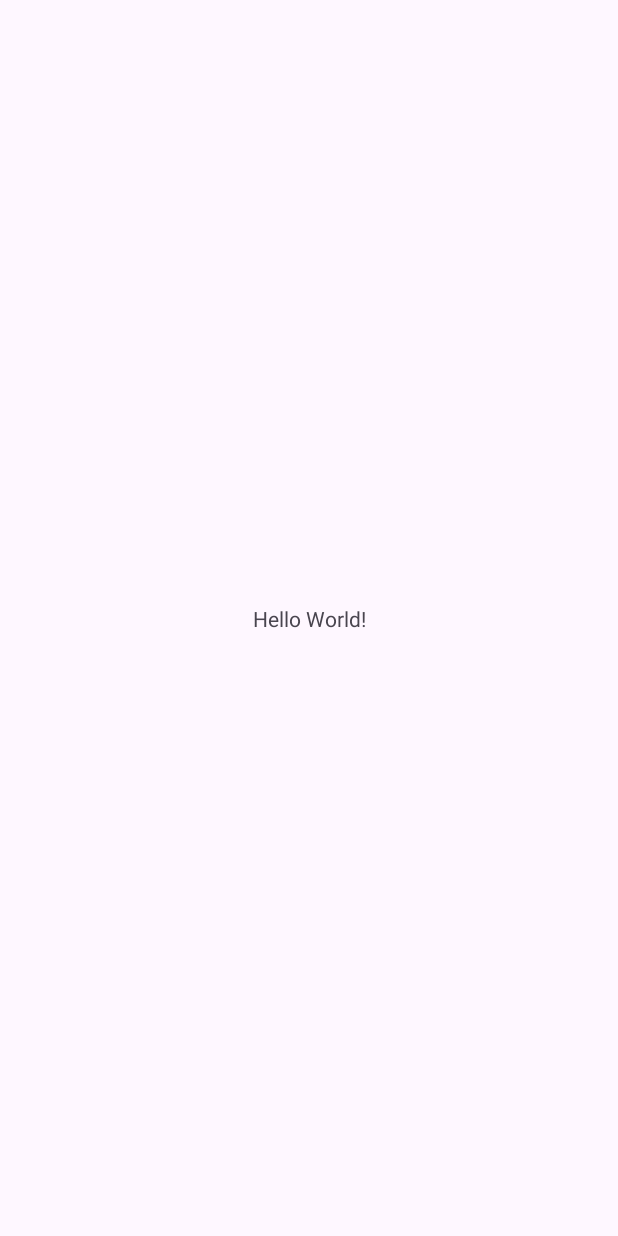
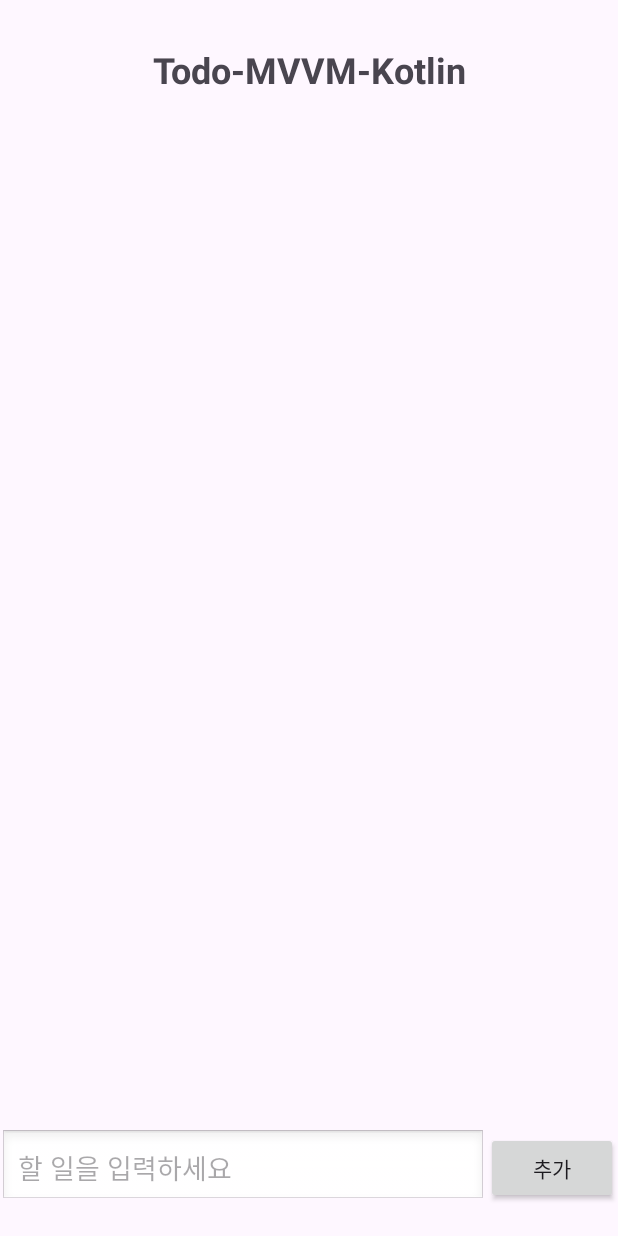
Before and after one commit to DDH-975/Todo-MVVM-Kotlin, an Android app: the screen it shows after launch (MainActivity), on a phone screen of 412 x 824 dp. Before the commit the screen is almost empty. Run offline under Robolectric (Android 15) with nearby library versions, the phone set to English and light mode, and no system bars; our stand-ins replace data binding.

Commit message:
mainActivity UI생성

```diff
--- a/app/src/main/res/layout/activity_main.xml
+++ b/app/src/main/res/layout/activity_main.xml
@@ -1,19 +1,76 @@
 <?xml version="1.0" encoding="utf-8"?>
-<androidx.constraintlayout.widget.ConstraintLayout xmlns:android="http://schemas.android.com/apk/res/android"
-    xmlns:app="http://schemas.android.com/apk/res-auto"
-    xmlns:tools="http://schemas.android.com/tools"
+<layout xmlns:android="http://schemas.android.com/apk/res/android"
+    xmlns:app="http://schemas.android.com/apk/res-auto">
+
+    <data>
+        <variable
+            name="viewmodel"
+            type="" />
+    </data>
+
+    <androidx.constraintlayout.widget.ConstraintLayout
         android:id="@+id/main"
         android:layout_width="match_parent"
         android:layout_height="match_parent"
-    tools:context=".MainActivity">
+        android:padding="16dp">
 
+        <!-- 상단 타이틀 -->
         <TextView
+            android:id="@+id/tvTitle"
             android:layout_width="wrap_content"
             android:layout_height="wrap_content"
-        android:text="Hello World!"
-        app:layout_constraintBottom_toBottomOf="parent"
+            android:layout_marginTop="30dp"
+            android:text="Todo-MVVM-Kotlin"
+            android:textSize="24sp"
+            android:textStyle="bold"
             app:layout_constraintEnd_toEndOf="parent"
             app:layout_constraintStart_toStartOf="parent"
             app:layout_constraintTop_toTopOf="parent" />
 
+        <!-- RecyclerView -->
+        <androidx.recyclerview.widget.RecyclerView
+            android:id="@+id/recyclerView"
+            android:layout_width="0dp"
+            android:layout_height="0dp"
+            app:layout_constraintTop_toBottomOf="@id/tvTitle"
+            app:layout_constraintBottom_toTopOf="@id/inputLayout"
+            app:layout_constraintStart_toStartOf="parent"
+            app:layout_constraintEnd_toEndOf="parent" />
+
+        <!-- 입력창 + 버튼 (하단 고정) -->
+        <androidx.constraintlayout.widget.ConstraintLayout
+            android:id="@+id/inputLayout"
+            android:layout_width="0dp"
+            android:layout_height="wrap_content"
+            android:layout_marginBottom="20dp"
+            app:layout_constraintBottom_toBottomOf="parent"
+            app:layout_constraintEnd_toEndOf="parent"
+            app:layout_constraintStart_toStartOf="parent">
+
+            <EditText
+                android:id="@+id/etTodo"
+                android:layout_width="0dp"
+                android:layout_height="wrap_content"
+                android:background="@android:drawable/edit_text"
+                android:hint="할 일을 입력하세요"
+                android:padding="12dp"
+                app:layout_constraintBottom_toBottomOf="parent"
+                app:layout_constraintEnd_toStartOf="@id/btnAdd"
+                app:layout_constraintStart_toStartOf="parent"
+                app:layout_constraintTop_toTopOf="parent" />
+
+            <android.widget.Button
+                android:id="@+id/btnAdd"
+                android:layout_width="wrap_content"
+                android:layout_height="wrap_content"
+                android:paddingLeft="16dp"
+                android:paddingRight="16dp"
+                android:text="추가"
+                app:layout_constraintBottom_toBottomOf="parent"
+                app:layout_constraintEnd_toEndOf="parent"
+                app:layout_constraintTop_toTopOf="parent" />
+
         </androidx.constraintlayout.widget.ConstraintLayout>
+
+    </androidx.constraintlayout.widget.ConstraintLayout>
+</layout>
```
Lines whose indentation alone changed are shown as unchanged.
